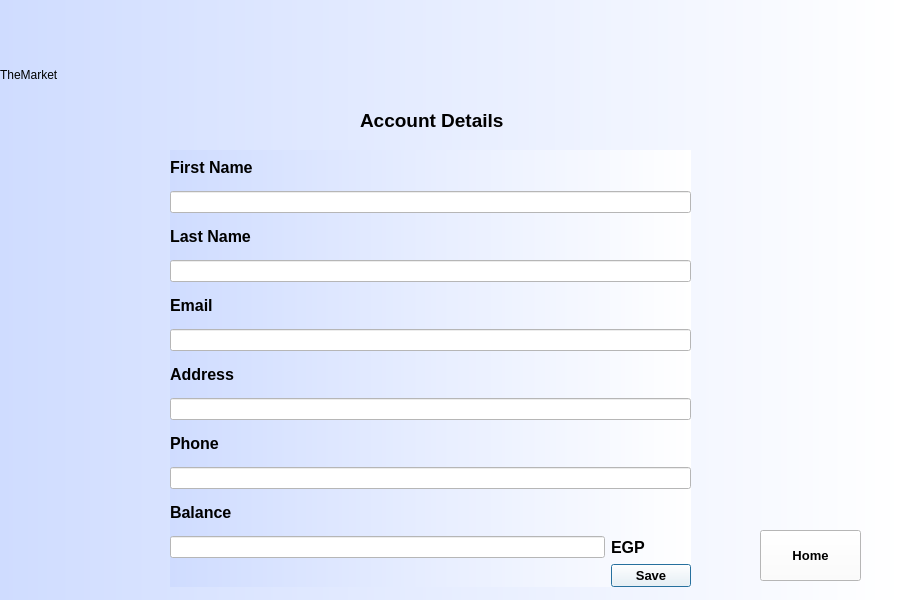
Ahmedkhalifa1999/Design-and-Implementation-of-a-Marketplace-system, file Marketplace-Client/Marketplace-Client/account.ui: the form before one commit.
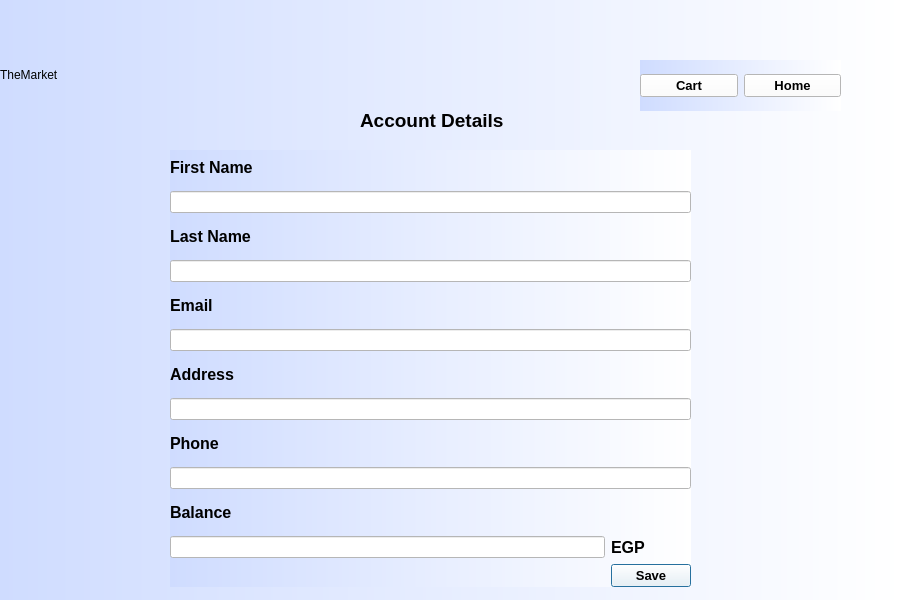
The form after the commit.

Commit message: account ,cart

```diff
--- a/Marketplace-Client/Marketplace-Client/account.ui
+++ b/Marketplace-Client/Marketplace-Client/account.ui
@@ -243,15 +243,34 @@
     </item>
    </layout>
   </widget>
-  <widget class="QPushButton" name="pushButton">
+  <widget class="QWidget" name="">
    <property name="geometry">
     <rect>
-     <x>760</x>
-     <y>530</y>
-     <width>101</width>
+     <x>640</x>
+     <y>60</y>
+     <width>201</width>
      <height>51</height>
     </rect>
    </property>
+   <layout class="QHBoxLayout" name="horizontalLayout">
+    <item>
+     <widget class="QPushButton" name="pushButton_2">
+      <property name="font">
+       <font>
+        <pointsize>10</pointsize>
+        <bold>true</bold>
+       </font>
+      </property>
+      <property name="styleSheet">
+       <string notr="true">background-color: rgb(255, 255, 255);</string>
+      </property>
+      <property name="text">
+       <string>Cart</string>
+      </property>
+     </widget>
+    </item>
+    <item>
+     <widget class="QPushButton" name="pushButton">
    <property name="font">
     <font>
      <pointsize>10</pointsize>
@@ -264,6 +283,9 @@
    <property name="text">
     <string>Home</string>
    </property>
+     </widget>
+    </item>
+   </layout>
   </widget>
  </widget>
  <resources/>
```
Lines whose indentation alone changed are shown as unchanged. The commit also changes 5 other files.
